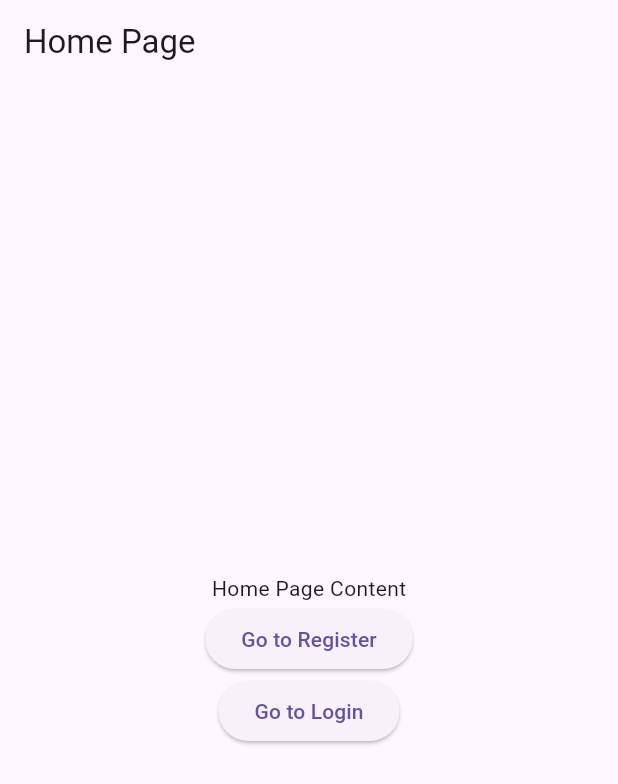
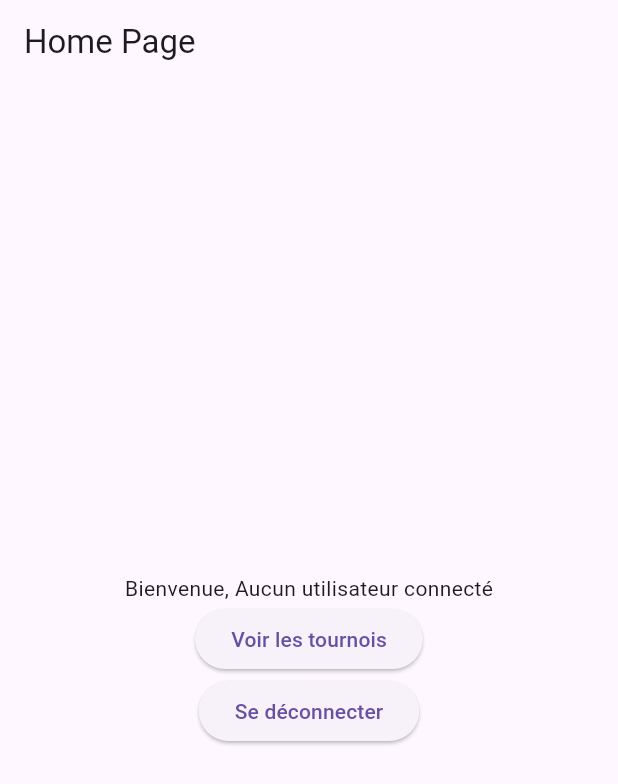
Before and after one commit to PhilippeMaillot/AP4_forReal, a Flutter app: the screen it shows after launch, on a phone screen of 412 x 824 dp. Shown: the top 784 px of the screen. Run offline on Flutter 3.47's test engine with Material 3 defaults, Android fonts, the phone set to English and light mode, and no system bars; our stand-ins replace shared_preferences.

Commit message:
pseudo affichage

```diff
--- a/omnibet/lib/main.dart
+++ b/omnibet/lib/main.dart
@@ -1,4 +1,8 @@
 import 'package:flutter/material.dart';
+import 'package:http/http.dart' as http;
+import 'dart:convert';
+import 'package:shared_preferences/shared_preferences.dart';
+
 import 'tournamentPage.dart';  // Assurez-vous d'importer la page des tournois
 import 'login_page.dart';
 import 'register_page.dart';
@@ -37,22 +41,75 @@
         child: Column(
           mainAxisAlignment: MainAxisAlignment.center,
           children: <Widget>[
-            Text('Home Page Content'),
-            ElevatedButton(
-              onPressed: () {
-                Navigator.pushNamed(context, '/register');
+            FutureBuilder<String>(
+              future: _getUserInfo(),
+              builder: (context, snapshot) {
+                if (snapshot.hasData) {
+                  return Text('Bienvenue, ${snapshot.data}');
+                } else if (snapshot.hasError) {
+                  return Text('Erreur : ${snapshot.error}');
+                }
+                return CircularProgressIndicator();
               },
-              child: Text('Go to Register'),
             ),
             ElevatedButton(
               onPressed: () {
-                Navigator.pushNamed(context, '/login');
+                Navigator.pushNamed(context, '/tournament');
               },
-              child: Text('Go to Login'),
+              child: Text('Voir les tournois'),
+            ),
+            ElevatedButton(
+              onPressed: () {
+                _logout(context);
+              },
+              child: Text('Se déconnecter'),
             ),
           ],
         ),
       ),
     );
   }
+
+Future<String> _getUserInfo() async {
+  final prefs = await SharedPreferences.getInstance();
+  final token = prefs.getString('token');
+
+  if (token != null) {
+    // Récupérer l'ID de l'utilisateur à partir du token
+    final jwtPayload = json.decode(
+        ascii.decode(base64.decode(base64.normalize(token.split(".")[1]))));
+    final userId = jwtPayload['id'];
+
+    // Récupérer les informations de l'utilisateur à partir de la base de données
+    final url = Uri.parse('http://localhost:8080/mobileuser/getUserInfo/$userId');
+    final response = await http.get(
+      url,
+      headers: {
+        'Content-Type': 'application/json',
+        'Authorization': 'Bearer $token',
+      },
+
+    );
+
+    if (response.statusCode == 200) {
+      final userInfo = json.decode(response.body);
+      print(userInfo);
+      final userName = userInfo[0];
+      print(userName);
+      return 'Nom d\'utilisateur: $userName'; // Retourner le nom d'utilisateur
+    } else {
+
+      return 'Erreur de récupération des informations de l\'utilisateur';
+    }
+  } else {
+    return 'Aucun utilisateur connecté';
+  }
 }
+
+
+  void _logout(BuildContext context) async {
+    final prefs = await SharedPreferences.getInstance();
+    prefs.remove('user_id'); // Supprimez l'ID de l'utilisateur des préférences partagées
+    Navigator.pushNamedAndRemoveUntil(context, '/login', (route) => false); // Redirigez vers la page de connexion et supprimez toutes les routes empilées
+  }
+}
```
Also changed, not shown: omnibet/pubspec.lock.
